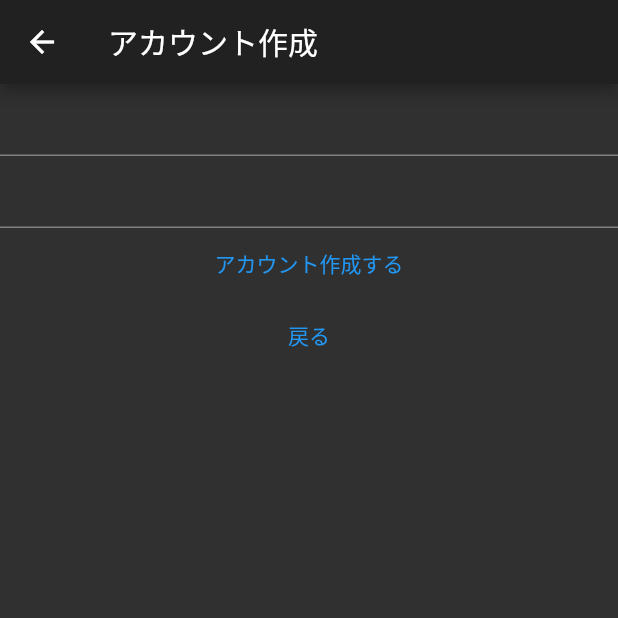
After one commit to KeitaFukue/coriander, a Flutter app: the screen it shows after launch, after a tap on "ボタン", after a tap on "アカウント作成", on a phone screen of 412 x 824 dp, the top half of it. The commit adds this screen. Run offline on Flutter 3.47's test engine with Material 2 defaults, Android fonts, the phone set to English and light mode, and no system bars; our stand-ins replace cloud_firestore, firebase_auth, firebase_core; accounts and stored records are empty; network calls fail.

Commit message:
FirebaseAuthでサインアップを実装 sign_up_pageとsign_up_modelを作り、sign_up_modelでcreateUserWithEmailAndPasswordを呼び出す関数を作る

```diff
--- a/lib/presentation/main/main.dart
+++ b/lib/presentation/main/main.dart
@@ -1,4 +1,5 @@
 import 'package:coriander_app/presentation/book_list/book_list_page.dart';
+import 'package:coriander_app/presentation/sign_up/sign_up_page.dart';
 import 'package:firebase_core/firebase_core.dart';
 import 'package:flutter/material.dart';
 import 'package:provider/provider.dart';
@@ -36,6 +37,7 @@ class Main extends StatelessWidget{
   Widget build(BuildContext context) {
     return MaterialApp(
       title: 'Flutter Demo',
+      theme: ThemeData.dark(),
       home: ChangeNotifierProvider(
         create: (_) => MainModel(),
 
@@ -65,6 +67,18 @@ class Main extends StatelessWidget{
                         );
                       },
                     ),
+
+                    TextButton(
+                      child:Text('アカウント作成'),
+                      onPressed: (){
+                        model.changeTempText();
+                        Navigator.push(
+                          context,
+                          MaterialPageRoute(builder: (context) => SignUpPage()),
+                        );
+                      },
+                    ),
+
                   ],
                 )
               );
--- /dev/null
+++ b/lib/presentation/sign_up/sign_up_model.dart
@@ -0,0 +1,17 @@
+import 'package:firebase_auth/firebase_auth.dart';
+import 'package:flutter/material.dart';
+
+class SignUpModel extends ChangeNotifier{
+  String email = '';
+  String pass = '';
+
+
+  Future signUp() async{
+      UserCredential userCredential = await FirebaseAuth.instance
+          .createUserWithEmailAndPassword(
+        email: email.trim(),
+        password: pass,
+      );
+  }
+
+}
--- /dev/null
+++ b/lib/presentation/sign_up/sign_up_page.dart
@@ -0,0 +1,99 @@
+import 'package:coriander_app/presentation/sign_up/sign_up_model.dart';
+import 'package:flutter/material.dart';
+import 'package:provider/provider.dart';
+
+
+class SignUpPage extends StatelessWidget {
+
+  @override
+  Widget build(BuildContext context) {
+//    final emailEditingController = TextEditingController();
+//    final passEditingController = TextEditingController();
+
+    return ChangeNotifierProvider<SignUpModel>(
+      create: (_) => SignUpModel(),
+
+      child: Scaffold(
+        appBar: AppBar(
+          title: Text('アカウント作成'),
+        ),
+
+        body: Consumer<SignUpModel>(
+          builder: (context, model, child) {
+            return Column(
+              children: [
+                TextField(
+//                  controller: emailEditingController,//フォームにデフォルトの値を入れるためのcontroller
+                  onChanged: (text){
+                    //TODO テキストフィールドの内容を
+                    model.email = text;
+                  },
+                ),
+
+                TextField(
+//                  controller: passEditingController,//フォームにデフォルトの値を入れるためのcontroller
+                  onChanged: (text){
+                    //TODO テキストフィールドの内容を
+                    model.pass = text;
+                  },
+                ),
+
+
+                TextButton(
+                  child: Text('アカウント作成する'),
+                  onPressed: () async{
+                    try {
+                      await model.signUp();
+                      await showDialog<void>(
+                        context: context,
+                        builder: (BuildContext context) {
+                          return AlertDialog(
+                            title: Text('アカウント作成が完了しました！'),
+                            actions: <Widget>[
+                              TextButton(
+                                child: Text('OK'),
+                                onPressed: () {
+                                  Navigator.of(context).pop();
+                                },
+                              ),
+                            ],
+                          );
+                        },
+                      );
+                      Navigator.of(context).pop();
+                    }
+                    catch(e){
+                      showDialog<void>(
+                        context: context,
+                        builder: (BuildContext context) {
+                          return AlertDialog(
+                            title: Text(e.toString()),
+                            actions: <Widget>[
+                              TextButton(
+                                child: Text('OK'),
+                                onPressed: () {
+                                  Navigator.of(context).pop();
+                                },
+                              ),
+                            ],
+                          );
+                        },
+                      );
+                    }
+                  },
+                ),
+
+                TextButton(
+                  child: Text('戻る'),
+                  onPressed: () {
+                    Navigator.of(context).pop();
+                  },
+                ),
+              ],
+            );
+          },
+        ),
+      ),
+    );
+  }
+}
--- a/pubspec.yaml
+++ b/pubspec.yaml
@@ -16,7 +16,7 @@ dependencies:
 
   # Add the dependencies for any other Firebase products you want to use in your app
   # For example, to use Firebase Authentication and Cloud Firestore
-  firebase_auth: ^1.0.0
+  firebase_auth: ^1.1.4
   cloud_firestore: ^1.0.0
 
   cupertino_icons: ^1.0.0
```
Also changed, not shown: pubspec.lock.
